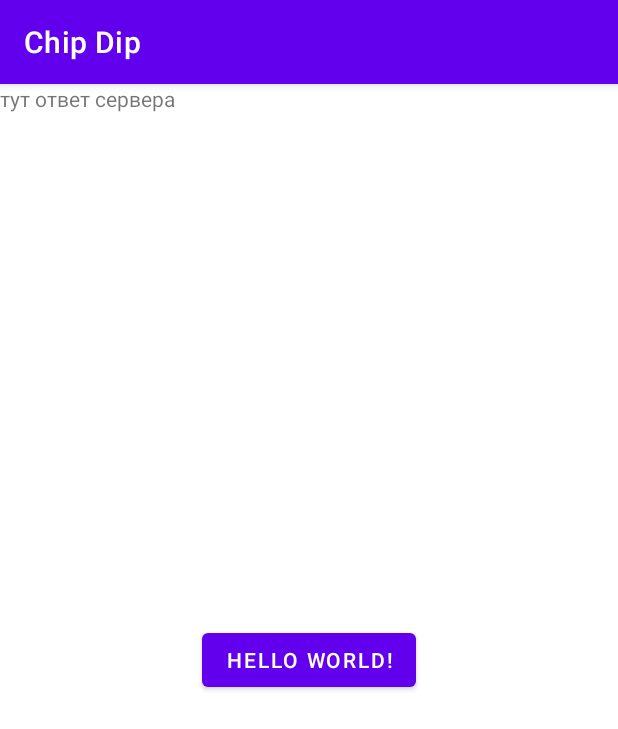
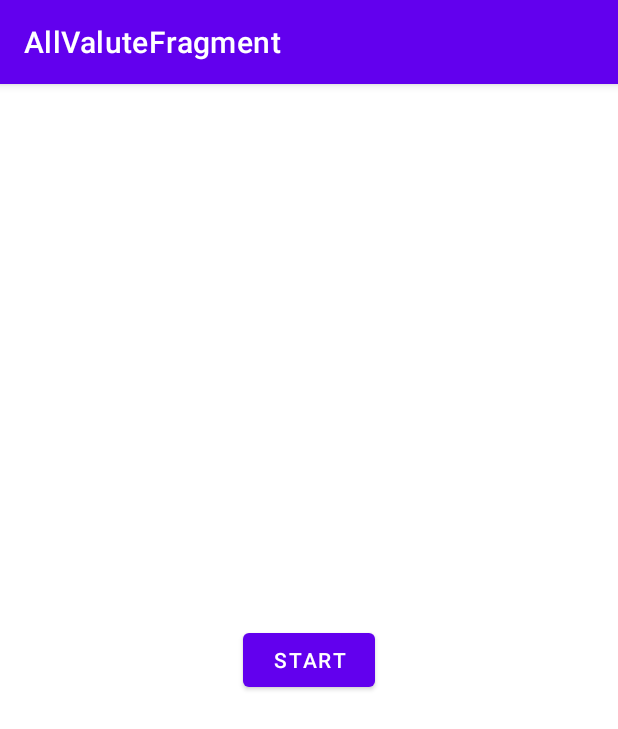
Before and after one commit to Sm-Tv/SpeciallyForChipDip, an Android app: the screen it shows after launch (MainActivity), on a phone screen of 412 x 824 dp. Shown: the top 729 px of the screen. Run offline under Robolectric (Android 15) with nearby library versions, the phone set to English and light mode, and no system bars; our stand-ins replace Room's generated code, navigation-ui.

Commit message:
added navigation

```diff
--- a/app/src/main/java/com/example/chipdip/ui/MainActivity.kt
+++ b/app/src/main/java/com/example/chipdip/ui/MainActivity.kt
@@ -1,73 +1,26 @@
 package com.example.chipdip.ui
 
-import android.annotation.SuppressLint
 import android.os.Bundle
-import android.widget.Toast
-import androidx.activity.viewModels
 import androidx.appcompat.app.AppCompatActivity
+import androidx.navigation.findNavController
+import androidx.navigation.ui.setupActionBarWithNavController
+import com.example.chipdip.R
 import com.example.chipdip.databinding.ActivityMainBinding
-import com.example.chipdip.local.CurrencyEntity
-import com.example.chipdip.local.viewModels.LocalCurrencyViewModel
-import com.example.chipdip.model.FullData
-import com.example.chipdip.remote.viewModel.RemoteCurrencyViewModel
-import java.text.SimpleDateFormat
-import java.util.*
 
 class MainActivity : AppCompatActivity() {
 
     private lateinit var binding: ActivityMainBinding
-    private val viewModelLocal: LocalCurrencyViewModel by viewModels()
-    private val viewModelRemote: RemoteCurrencyViewModel by viewModels()
-
-    private var localValute: CurrencyEntity? = null
 
     override fun onCreate(savedInstanceState: Bundle?) {
         super.onCreate(savedInstanceState)
         binding = ActivityMainBinding.inflate(layoutInflater)
         setContentView(binding.root)
-        bindingRemoteValute()
-        bindingLocalValute()
-        initClick()
+
+        setupActionBarWithNavController(findNavController(R.id.fragment))
     }
 
-    private fun bindingRemoteValute() {
-        viewModelRemote.fullData.observe(this) { response ->
-            if (response.isSuccessful) {
-                val str = response.body()
-                binding.textResponse.text = str?.toString()
-                str?.let { addDataLocalDatabase(str) }
-            } else {
-                Toast.makeText(this, "ERROR connect ${response.errorBody().toString()}", Toast.LENGTH_SHORT).show()
-                Toast.makeText(this, "Показанны данные из бд", Toast.LENGTH_SHORT).show()
-                binding.textResponse.text = localValute.toString()
-            }
-        }
-    }
-
-    private fun bindingLocalValute() {
-        viewModelLocal.readAllData.observe(this) { currency ->
-            localValute = currency
-        }
-    }
-
-
-    // можно вынести во viewModel
-    @SuppressLint("SimpleDateFormat")
-    private fun addDataLocalDatabase(data: FullData) {
-        val currentDate = SimpleDateFormat("dd/M/yyyy hh:mm:ss").format(Date())
-        val fullCurrency = CurrencyEntity(
-            uid = 1,
-            timestamp = currentDate,
-            remoteTime = data.timestamp,
-            valute = data.valute
-        )
-        viewModelLocal.addFullCurrency(fullCurrency)
-    }
-
-
-    private fun initClick() {
-        binding.startButton.setOnClickListener {
-            viewModelRemote.getValute()
-        }
+    override fun onSupportNavigateUp(): Boolean {
+        val navController = findNavController(R.id.fragment)
+        return navController.navigateUp() || super.onSupportNavigateUp()
     }
 }
--- /dev/null
+++ b/app/src/main/java/com/example/chipdip/ui/fragments/AllValuteFragment.kt
@@ -0,0 +1,76 @@
+package com.example.chipdip.ui.fragments
+
+import android.annotation.SuppressLint
+import android.os.Bundle
+import android.view.LayoutInflater
+import android.view.View
+import android.view.ViewGroup
+import android.widget.Toast
+import androidx.fragment.app.Fragment
+import androidx.fragment.app.viewModels
+import com.example.chipdip.databinding.FragmentAllValuteBinding
+import com.example.chipdip.local.CurrencyEntity
+import com.example.chipdip.local.viewModels.LocalCurrencyViewModel
+import com.example.chipdip.model.FullData
+import com.example.chipdip.remote.viewModel.RemoteCurrencyViewModel
+import java.text.SimpleDateFormat
+import java.util.*
+
+class AllValuteFragment : Fragment() {
+
+    private lateinit var binding: FragmentAllValuteBinding
+
+    private val viewModelLocal: LocalCurrencyViewModel by viewModels()
+    private val viewModelRemote: RemoteCurrencyViewModel by viewModels()
+    private var localValute: CurrencyEntity? = null
+
+    override fun onCreateView(inflater: LayoutInflater, container: ViewGroup?, savedInstanceState: Bundle?): View {
+        binding = FragmentAllValuteBinding.inflate(layoutInflater)
+        bindingRemoteValute()
+        bindingLocalValute()
+        initClick()
+        return binding.root
+    }
+
+
+    private fun bindingRemoteValute() {
+        viewModelRemote.fullData.observe(viewLifecycleOwner) { response ->
+            if (response.isSuccessful) {
+                val str = response.body()
+//                binding.textResponse.text = str?.date.toString() + response.code().toString()
+                str?.let { addDataLocalDatabase(str) }
+            } else {
+                Toast.makeText(requireContext(), "ERROR connect! Code error ${response.code()} ", Toast.LENGTH_SHORT).show()
+                Toast.makeText(requireContext(), "Показанны данные из бд", Toast.LENGTH_SHORT).show()
+//                binding.textResponse.text = localValute.toString()
+            }
+        }
+    }
+
+    private fun bindingLocalValute() {
+        viewModelLocal.readAllData.observe(viewLifecycleOwner) { currency ->
+            localValute = currency
+        }
+    }
+
+    // можно вынести во viewModel
+    @SuppressLint("SimpleDateFormat")
+    private fun addDataLocalDatabase(data: FullData) {
+        val currentDate = SimpleDateFormat("dd/M/yyyy hh:mm:ss").format(Date())
+        val fullCurrency = CurrencyEntity(
+            uid = 1,
+            timestamp = currentDate,
+            remoteTime = data.date,
+            valute = data.valute
+        )
+        viewModelLocal.addFullCurrency(fullCurrency)
+    }
+
+
+    private fun initClick() {
+        binding.startButton.setOnClickListener {
+            viewModelRemote.getValute()
+        }
+    }
+
+}
--- a/app/src/main/res/layout/activity_main.xml
+++ b/app/src/main/res/layout/activity_main.xml
@@ -6,23 +6,19 @@
     android:layout_height="match_parent"
     tools:context=".ui.MainActivity">
 
-    <TextView
-        android:id="@+id/textResponse"
+    <fragment
+        android:id="@+id/fragment"
+        android:name="androidx.navigation.fragment.NavHostFragment"
         android:layout_width="match_parent"
-        android:layout_height="wrap_content"
+        android:layout_height="0dp"
+        app:defaultNavHost="true"
+        app:layout_constraintBottom_toBottomOf="parent"
         app:layout_constraintEnd_toEndOf="parent"
+        app:layout_constraintHorizontal_bias="0.0"
         app:layout_constraintStart_toStartOf="parent"
         app:layout_constraintTop_toTopOf="parent"
-        android:text="тут ответ сервера"/>
+        app:layout_constraintVertical_bias="0.609"
+        app:navGraph="@navigation/main_navigate"/>
 
-    <Button
-        android:id="@+id/startButton"
-        android:layout_width="wrap_content"
-        android:layout_height="wrap_content"
-        android:text="Hello World!"
-        app:layout_constraintBottom_toBottomOf="parent"
-        app:layout_constraintEnd_toEndOf="parent"
-        app:layout_constraintStart_toStartOf="parent"
-        app:layout_constraintTop_toTopOf="parent" />
 
 </androidx.constraintlayout.widget.ConstraintLayout>
--- /dev/null
+++ b/app/src/main/res/layout/fragment_all_valute.xml
@@ -0,0 +1,17 @@
+<?xml version="1.0" encoding="utf-8"?>
+<androidx.constraintlayout.widget.ConstraintLayout xmlns:android="http://schemas.android.com/apk/res/android"
+    android:layout_width="match_parent"
+    android:layout_height="match_parent"
+    xmlns:app="http://schemas.android.com/apk/res-auto">
+
+    <Button
+        android:id="@+id/startButton"
+        android:layout_width="wrap_content"
+        android:layout_height="wrap_content"
+        android:text="start"
+        app:layout_constraintBottom_toBottomOf="parent"
+        app:layout_constraintEnd_toEndOf="parent"
+        app:layout_constraintStart_toStartOf="parent"
+        app:layout_constraintTop_toTopOf="parent" />
+
+</androidx.constraintlayout.widget.ConstraintLayout>
--- /dev/null
+++ b/app/src/main/res/navigation/main_navigate.xml
@@ -0,0 +1,23 @@
+<?xml version="1.0" encoding="utf-8"?>
+<navigation xmlns:android="http://schemas.android.com/apk/res/android"
+    xmlns:app="http://schemas.android.com/apk/res-auto"
+    android:id="@+id/main_navigate"
+    app:startDestination="@id/allValuteFragment">
+
+    <fragment
+        android:id="@+id/allValuteFragment"
+        android:name="com.example.chipdip.ui.fragments.AllValuteFragment"
+        android:label="AllValuteFragment">
+        <action
+            android:id="@+id/action_allValuteFragment_to_targetFragment"
+            app:destination="@id/targetFragment" />
+    </fragment>
+    <fragment
+        android:id="@+id/targetFragment"
+        android:name="com.example.chipdip.ui.fragments.TargetFragment"
+        android:label="TargetFragment">
+        <action
+            android:id="@+id/action_targetFragment_to_allValuteFragment"
+            app:destination="@id/allValuteFragment" />
+    </fragment>
+</navigation>
```
Also changed, not shown: app/src/main/java/com/example/chipdip/ui/fragments/TargetFragment.kt (added, +19 -0 lines), app/src/main/res/layout/fragment_target.xml (added, +9 -0 lines).
